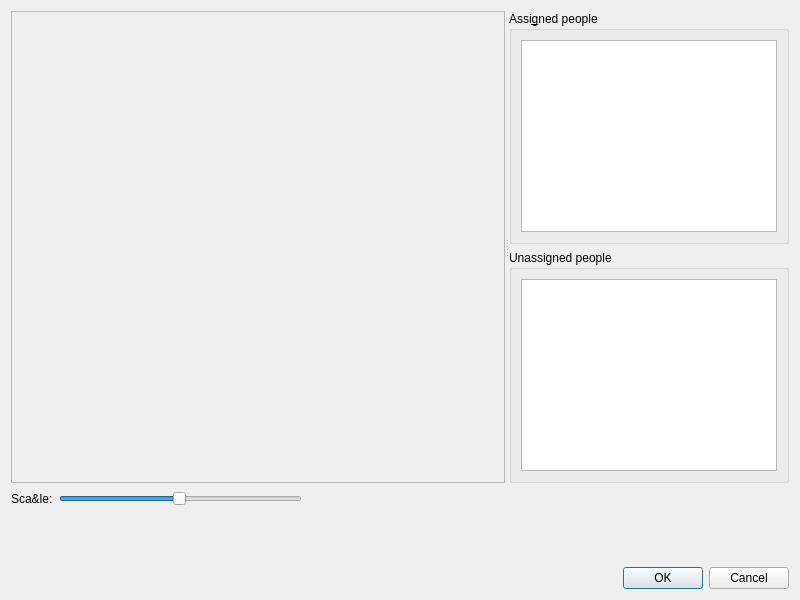
This is src/gui/desktop/ui/faces_dialog.ui in Kicer86/photobroom as Qt 5 draws it before an edit. The edited form follows.
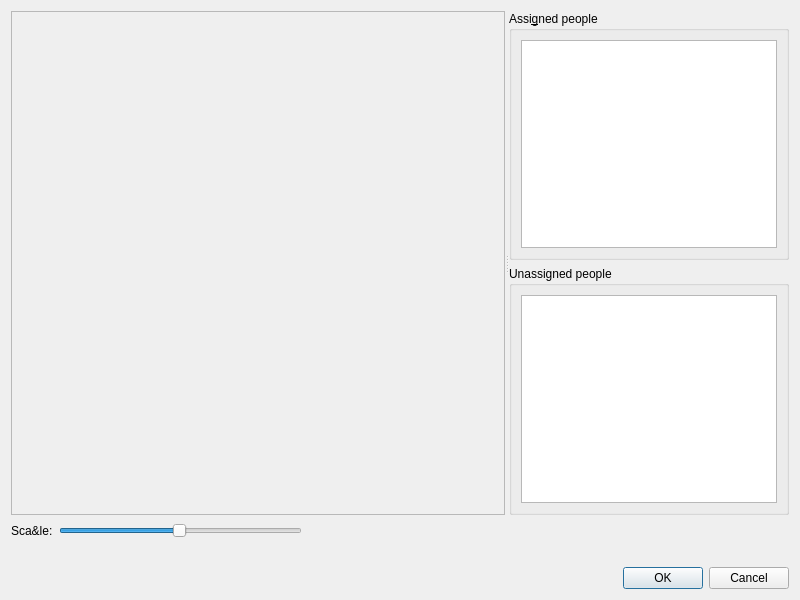
This is the edited form.

Patch:
```diff
--- a/src/gui/desktop/ui/faces_dialog.ui
+++ b/src/gui/desktop/ui/faces_dialog.ui
@@ -16,6 +16,12 @@
   <layout class="QVBoxLayout" name="verticalLayout">
    <item>
     <widget class="QSplitter" name="splitter">
+     <property name="sizePolicy">
+      <sizepolicy hsizetype="Expanding" vsizetype="Expanding">
+       <horstretch>0</horstretch>
+       <verstretch>0</verstretch>
+      </sizepolicy>
+     </property>
      <property name="orientation">
       <enum>Qt::Horizontal</enum>
      </property>
@@ -38,7 +44,7 @@
          <x>0</x>
          <y>0</y>
          <width>499</width>
-         <height>481</height>
+         <height>489</height>
         </rect>
        </property>
        <layout class="QVBoxLayout" name="verticalLayout_2">
```
Left out of the diff: 3 changed lines with no effect on the pictures.
